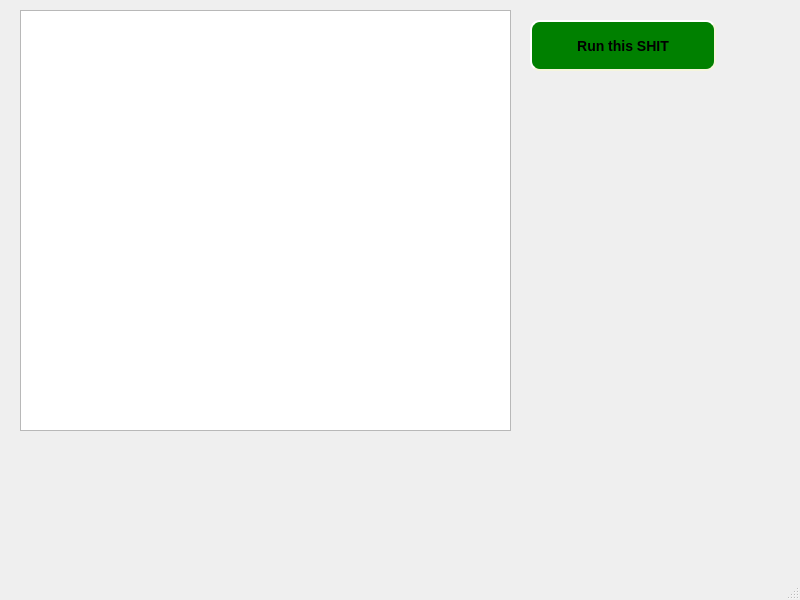
Qt form mainwindow.ui (ghosthamster/interpreter) before a commit.
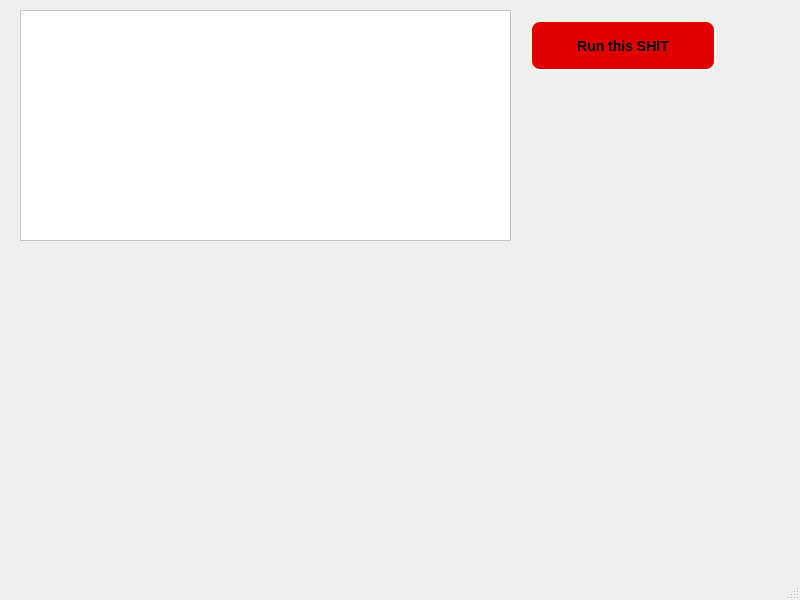
The same form after that commit.

What changed in the file:
```diff
--- a/mainwindow.ui
+++ b/mainwindow.ui
@@ -20,9 +20,14 @@
       <x>20</x>
       <y>10</y>
       <width>491</width>
-      <height>421</height>
+      <height>231</height>
      </rect>
     </property>
+    <property name="styleSheet">
+     <string notr="true">	font: italic bold 30px serif;
+	background-color: white;
+	color: black;</string>
+    </property>
    </widget>
    <widget class="QPushButton" name="run">
     <property name="geometry">
@@ -34,14 +39,20 @@
      </rect>
     </property>
     <property name="styleSheet">
-     <string notr="true">    background-color: green;
+     <string notr="true">
+    background-color: red;
     border-style: outset;
     border-width: 2px;
     border-radius: 10px;
     border-color: beige;
     font: bold 14px;
     min-width: 10em;
-    padding: 6px;</string>
+    padding: 6px;
+
+
+    background-color: rgb(224, 0, 0);
+    border-style: inset;
+</string>
     </property>
     <property name="text">
      <string>Run this SHIT</string>
```
